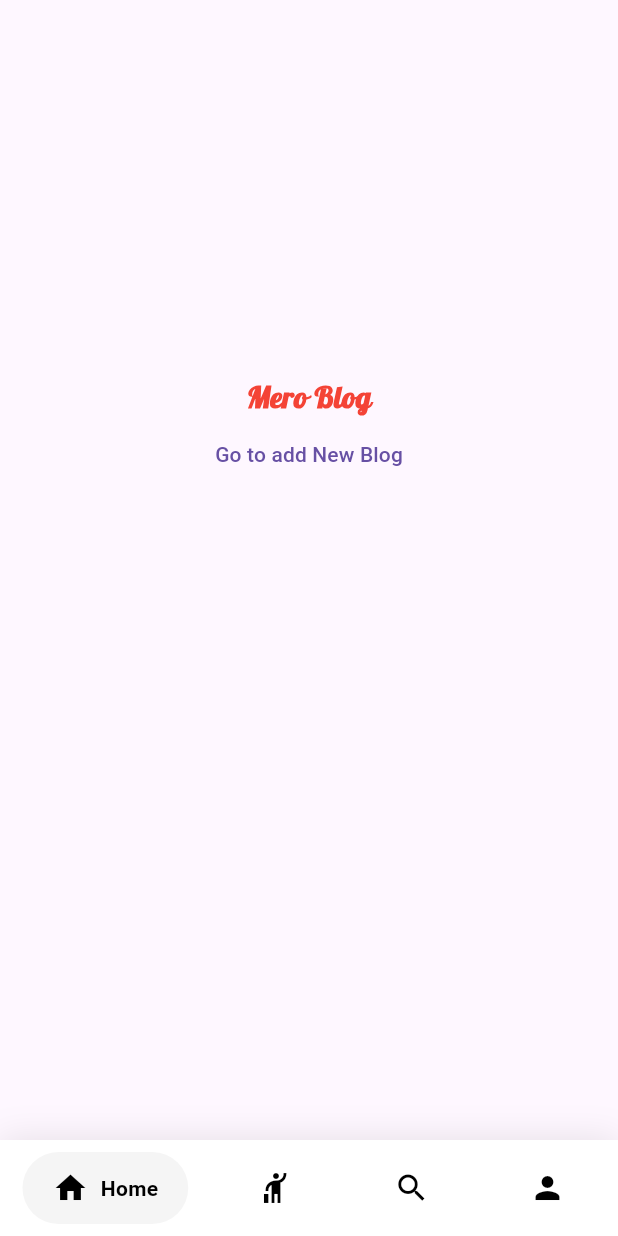
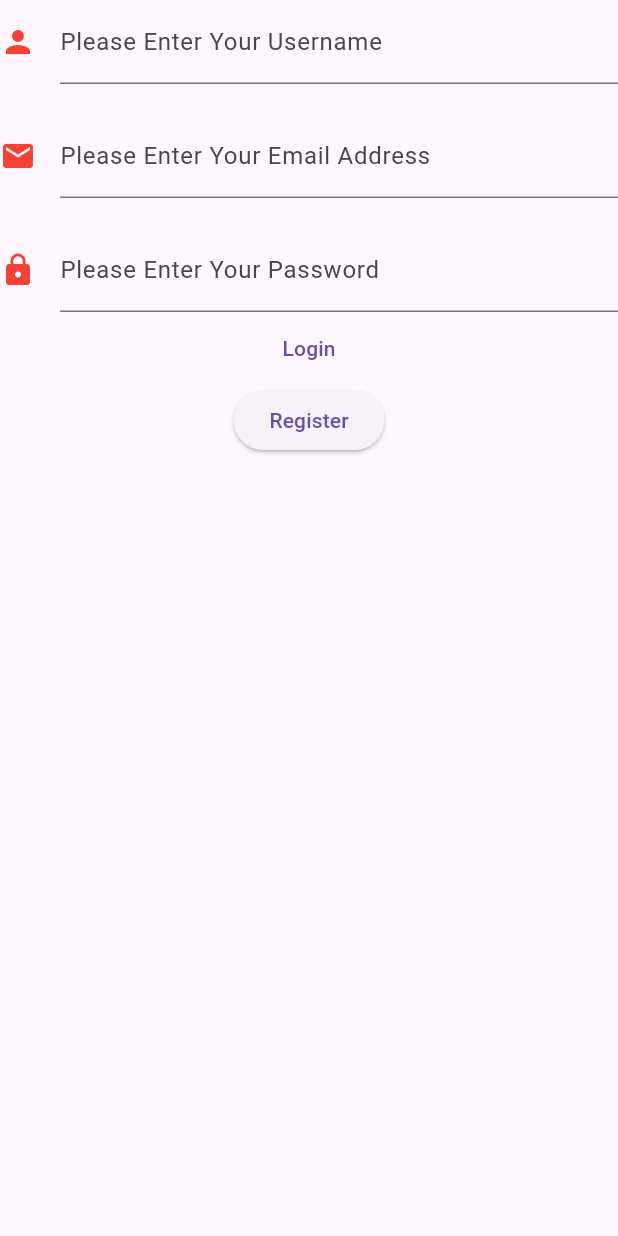
Before and after one commit to sangammgr88/fluttermmyapp, a Flutter app: the screen it shows after launch, on a phone screen of 412 x 824 dp. Run offline on Flutter 3.47's test engine with Material 3 defaults, Android fonts, the phone set to English and light mode, and no system bars; drawn by our look-alikes of google_nav_bar; our stand-ins replace easy_splash_screen.

Commit message:
myappday2

```diff
--- a/lib/core/myapp.dart
+++ b/lib/core/myapp.dart
@@ -2,6 +2,9 @@ import 'package:flutter/material.dart';
 import 'package:music2/page/addblog.dart';
 import 'package:music2/page/hello.dart';
 import 'package:music2/page/listblog.dart';
+import 'package:music2/page/login.dart';
+import 'package:music2/page/mySplash.dart';
+import 'package:music2/page/register.dart';
 import 'package:music2/page/splash.dart';
 
 class MyApp extends StatefulWidget {
@@ -16,12 +19,15 @@ class _MyAppState extends State<MyApp> {
 
   Widget build(BuildContext context) {
     return MaterialApp(
-      initialRoute: "/Hellome",
+      debugShowCheckedModeBanner: false,
+      initialRoute: "/",
       routes: {
-        "/": (context) => const HomePage(),
+        "/":(context) => const Register(),
         "/Addblog": (context) => const Addblog(),
+        "/login": (context) => const LoginPage(),
         "/Grid": (context) => const Listblog(),
         "/Hellome":(context) =>  HelloMe(),
+
       },
     );
   }
--- a/lib/page/addblog.dart
+++ b/lib/page/addblog.dart
@@ -75,7 +75,8 @@ class _AddblogState extends State<Addblog> {
         drawer: Drawer(
           child: ListView(
             children: const [
-              UserAccountsDrawerHeader(accountName: const Text("Sangam Magar"),
+              UserAccountsDrawerHeader(
+                accountName: const Text("Sangam Magar"),
               accountEmail: const Text("Sangamtmagar46@gmail.com"),
              currentAccountPicture: CircleAvatar(
               backgroundColor: Colors.pink,
--- a/lib/page/hello.dart
+++ b/lib/page/hello.dart
@@ -56,8 +56,8 @@ class _HelloMeState extends State<HelloMe> {
                   text: 'Home',
                 ),
                 GButton(
-                  icon: Icons.hail,
-                  text: 'Likes',
+                  icon: Icons.list,
+                  text: 'Listblock',
                 ),
                 GButton(
                   icon: Icons.search,
--- /dev/null
+++ b/lib/page/register.dart
@@ -0,0 +1,70 @@
+import 'package:flutter/material.dart';
+
+class Register extends StatefulWidget {
+  const Register({super.key});
+
+  @override
+  State<Register> createState() => _RegisterState();
+}
+
+class _RegisterState extends State<Register> {
+  @override
+  Widget build(BuildContext context) {
+    return Scaffold(
+      body: SafeArea(
+          child: Center(
+        child: Form(
+            child: Column(
+          children: [
+            TextFormField(
+              decoration: const InputDecoration(
+                  icon: Icon(Icons.person),
+                  iconColor: Colors.red,
+                  hintText: "Enter username",
+                  labelText: "Please Enter Your Username"),
+            ),
+            const SizedBox(
+              height: 20,
+            ),
+            TextFormField(
+              decoration: const InputDecoration(
+                icon: Icon(Icons.email),
+                iconColor: Colors.red,
+                hintText: "Enter Email",
+                labelText: "Please Enter Your Email Address",
+              ),
+            ),
+            const SizedBox(
+              height: 20,
+            ),
+            TextFormField(
+              obscureText: true,
+              decoration: const InputDecoration(
+                icon: Icon(Icons.lock),
+                iconColor: Colors.red,
+                hintText: "Enter Password",
+                labelText: "Please Enter Your Password",
+              ),
+            ),
+            Center(
+              child: TextButton(
+                onPressed: () {
+                  Navigator.pushNamed(context, "/login");
+                },
+                child: Text("Login"),
+              ),
+            ),
+            Center(
+              child: ElevatedButton(
+                onPressed: () {},
+                child: const Text(
+                  "Register",
+                ),
+              ),
+            ),
+          ],
+        )),
+      )),
+    );
+  }
+}
--- a/pubspec.yaml
+++ b/pubspec.yaml
@@ -37,6 +37,8 @@ dependencies:
   cupertino_icons: ^1.0.6
   google_nav_bar: ^5.0.6
   carousel_slider: ^4.2.1
+  easy_splash_screen: ^1.0.4
+
 
 dev_dependencies:
   flutter_test:
```
Also changed, not shown: lib/page/login.dart (added, +58 -0 lines), lib/page/mySplash.dart (added, +30 -0 lines), lib/page/person.dart (+14 -1 lines), pubspec.lock.
